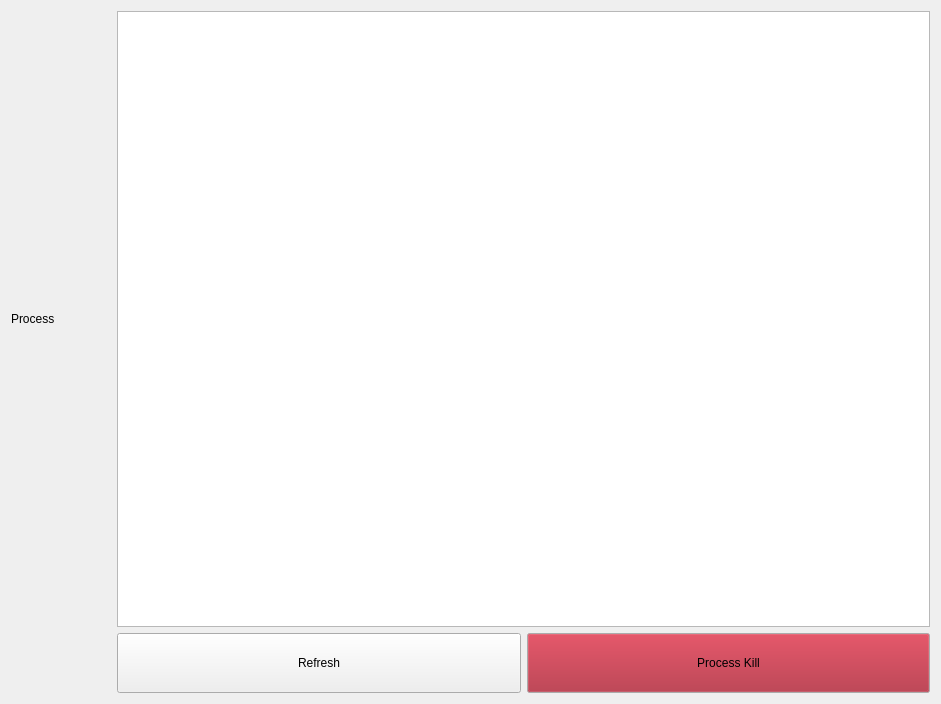
The window that ui/proc.ui (yyamazaki933/rosif) describes before a commit, drawn with Qt 5.
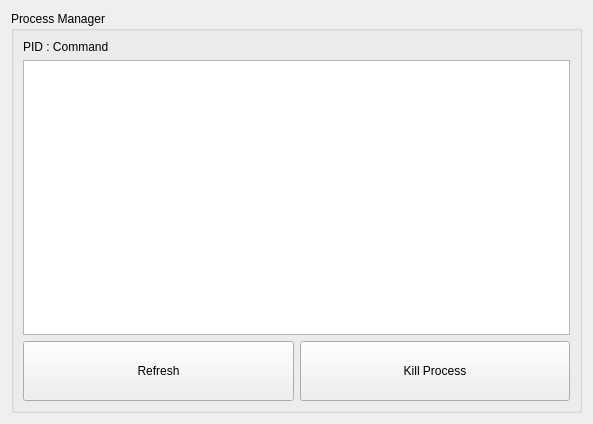
The same window after the commit.

Patch:
```diff
--- a/ui/proc.ui
+++ b/ui/proc.ui
@@ -6,8 +6,8 @@
    <rect>
     <x>0</x>
     <y>0</y>
-    <width>941</width>
-    <height>704</height>
+    <width>593</width>
+    <height>424</height>
    </rect>
   </property>
   <property name="acceptDrops">
@@ -17,70 +17,13 @@
    <string>Process List</string>
   </property>
   <layout class="QGridLayout" name="gridLayout">
-   <item row="4" column="1">
-    <widget class="QPushButton" name="pb_ref">
-     <property name="minimumSize">
-      <size>
-       <width>0</width>
-       <height>60</height>
-      </size>
+   <item row="3" column="0">
+    <widget class="QGroupBox" name="groupBox">
+     <property name="title">
+      <string>Process Manager</string>
      </property>
-     <property name="text">
-      <string>Refresh</string>
-     </property>
-    </widget>
-   </item>
-   <item row="4" column="2">
-    <widget class="QPushButton" name="pb_kill">
-     <property name="minimumSize">
-      <size>
-       <width>0</width>
-       <height>60</height>
-      </size>
-     </property>
-     <property name="palette">
-      <palette>
-       <active>
-        <colorrole role="Button">
-         <brush brushstyle="SolidPattern">
-          <color alpha="255">
-           <red>165</red>
-           <green>29</green>
-           <blue>45</blue>
-          </color>
-         </brush>
-        </colorrole>
-       </active>
-       <inactive>
-        <colorrole role="Button">
-         <brush brushstyle="SolidPattern">
-          <color alpha="255">
-           <red>165</red>
-           <green>29</green>
-           <blue>45</blue>
-          </color>
-         </brush>
-        </colorrole>
-       </inactive>
-       <disabled>
-        <colorrole role="Button">
-         <brush brushstyle="SolidPattern">
-          <color alpha="255">
-           <red>165</red>
-           <green>29</green>
-           <blue>45</blue>
-          </color>
-         </brush>
-        </colorrole>
-       </disabled>
-      </palette>
-     </property>
-     <property name="text">
-      <string>Process Kill</string>
-     </property>
-    </widget>
-   </item>
-   <item row="3" column="1" colspan="2">
+     <layout class="QGridLayout" name="gridLayout_2">
+      <item row="1" column="0" colspan="2">
     <widget class="QListWidget" name="lw_proc">
      <property name="palette">
       <palette>
@@ -157,23 +100,40 @@
      </property>
     </widget>
    </item>
-   <item row="3" column="0">
-    <widget class="QLabel" name="label_2">
+      <item row="2" column="1">
+       <widget class="QPushButton" name="pb_kill">
      <property name="minimumSize">
       <size>
-       <width>100</width>
-       <height>0</height>
-      </size>
-     </property>
-     <property name="maximumSize">
+          <width>0</width>
+          <height>60</height>
+         </size>
+        </property>
+        <property name="text">
+         <string>Kill Process</string>
+        </property>
+       </widget>
+      </item>
+      <item row="2" column="0">
+       <widget class="QPushButton" name="pb_ref">
+        <property name="minimumSize">
       <size>
-       <width>100</width>
-       <height>16777215</height>
+          <width>0</width>
+          <height>60</height>
       </size>
      </property>
      <property name="text">
-      <string>Process</string>
-     </property>
+         <string>Refresh</string>
+        </property>
+       </widget>
+      </item>
+      <item row="0" column="0">
+       <widget class="QLabel" name="label">
+        <property name="text">
+         <string>PID : Command</string>
+        </property>
+       </widget>
+      </item>
+     </layout>
     </widget>
    </item>
   </layout>
```
Lines whose indentation alone changed are shown as unchanged.
